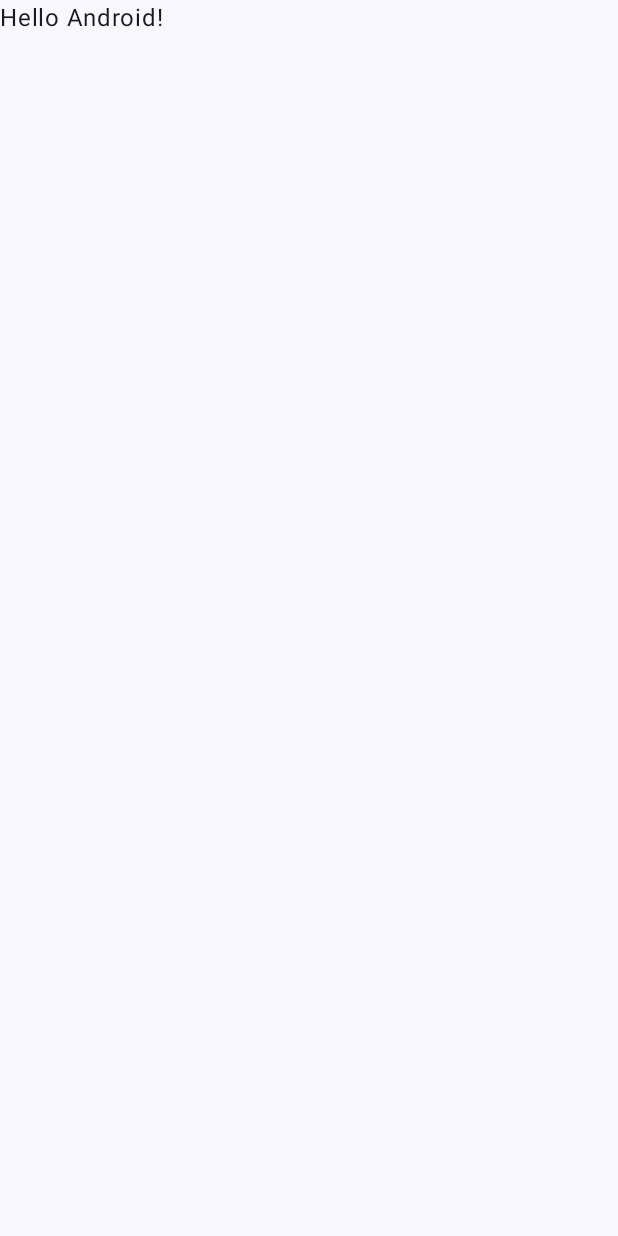
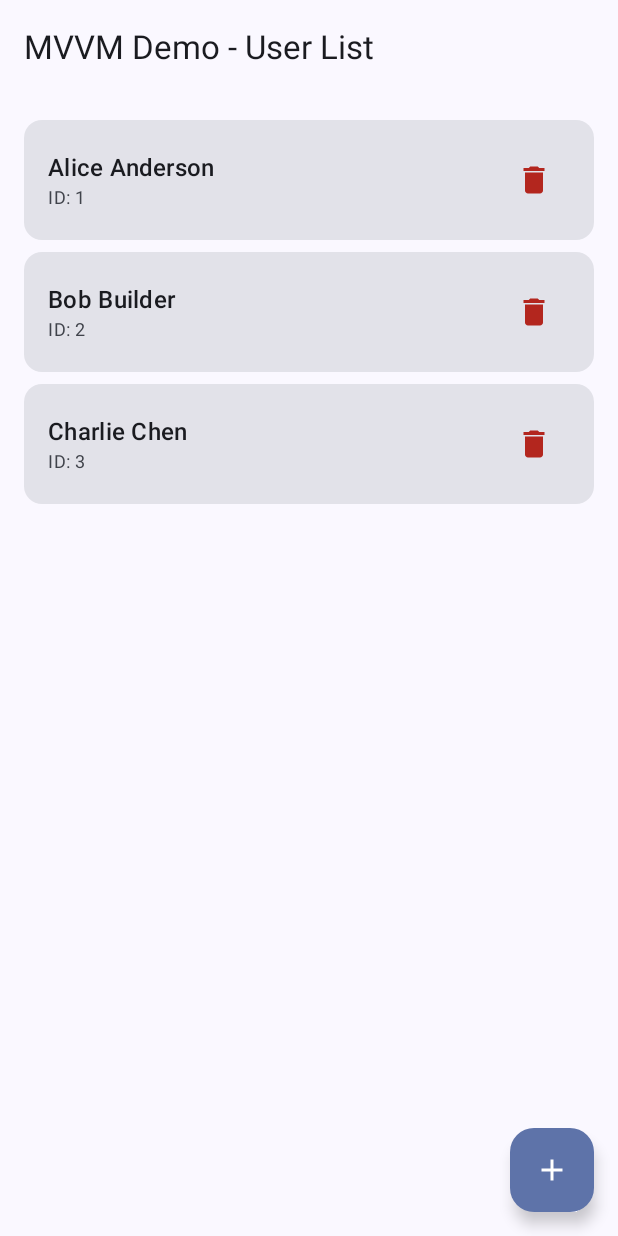
Before and after one commit to nicktodd/tdd-mobile, an Android app built with Jetpack Compose: the screen it shows after launch (MainActivity), on a phone screen of 412 x 824 dp. Before the commit the screen is almost empty. Run offline under Robolectric (Android 15) with nearby library versions, the phone set to English and light mode, and no system bars.

Commit message:
Added an android MVVM code example with tests

```diff
--- a/android/demos/mvvm-demo/app/src/main/java/com/example/mvvmexample/MainActivity.kt
+++ b/android/demos/mvvm-demo/app/src/main/java/com/example/mvvmexample/MainActivity.kt
@@ -4,44 +4,96 @@ import android.os.Bundle
 import androidx.activity.ComponentActivity
 import androidx.activity.compose.setContent
 import androidx.activity.enableEdgeToEdge
-import androidx.compose.foundation.layout.fillMaxSize
-import androidx.compose.foundation.layout.padding
-import androidx.compose.material3.Scaffold
-import androidx.compose.material3.Text
-import androidx.compose.runtime.Composable
-import androidx.compose.ui.Modifier
-import androidx.compose.ui.tooling.preview.Preview
+import androidx.lifecycle.viewmodel.compose.viewModel
+import com.example.mvvmexample.data.InMemoryUserRepository
+import com.example.mvvmexample.data.User
+import com.example.mvvmexample.ui.UserListScreen
+import com.example.mvvmexample.ui.UserViewModel
 import com.example.mvvmexample.ui.theme.MVVMExampleTheme
 
+/**
+ * MainActivity - Application Entry Point
+ *
+ * DEPENDENCY INJECTION IN MVVM:
+ * =============================
+ * In a real app, you'd use a DI framework like Hilt or Koin.
+ * For this demo, we manually inject dependencies to keep it simple and educational.
+ *
+ * The flow:
+ * 1. Create Repository instance (data layer)
+ * 2. Pass repository to ViewModel (business layer)
+ * 3. Pass ViewModel to View (UI layer)
+ *
+ * Why This Matters:
+ * - Each layer only knows about the layer below it
+ * - Dependencies flow in one direction: UI → ViewModel → Repository
+ * - Easy to swap implementations (e.g., replace InMemoryRepository with DatabaseRepository)
+ * - Testable: In tests, we inject mocks instead of real implementations
+ */
 class MainActivity : ComponentActivity() {
     override fun onCreate(savedInstanceState: Bundle?) {
         super.onCreate(savedInstanceState)
         enableEdgeToEdge()
+
+        /**
+         * Repository Creation
+         * In production, this would come from your DI container (Hilt, Koin)
+         * Here we seed it with sample data for demonstration
+         */
+        val repository = InMemoryUserRepository(
+            initialUsers = listOf(
+                User(1L, "Alice Anderson"),
+                User(2L, "Bob Builder"),
+                User(3L, "Charlie Chen")
+            )
+        )
+
         setContent {
             MVVMExampleTheme {
-                Scaffold(modifier = Modifier.fillMaxSize()) { innerPadding ->
-                    Greeting(
-                        name = "Android",
-                        modifier = Modifier.padding(innerPadding)
-                    )
-                }
+                /**
+                 * ViewModel Creation with Factory
+                 *
+                 * Since ViewModel needs constructor parameters (repository),
+                 * we provide a factory to create it.
+                 *
+                 * In production with Hilt:
+                 * @HiltViewModel would handle this automatically
+                 * val viewModel: UserViewModel = hiltViewModel()
+                 */
+                val viewModel: UserViewModel = viewModel(
+                    factory = UserViewModelFactory(repository)
+                )
+
+                /**
+                 * View Layer
+                 * The Composable receives the ViewModel and observes its state
+                 * No direct repository access - respects MVVM architecture
+                 */
+                UserListScreen(viewModel = viewModel)
             }
         }
     }
 }
 
-@Composable
-fun Greeting(name: String, modifier: Modifier = Modifier) {
-    Text(
-        text = "Hello $name!",
-        modifier = modifier
-    )
-}
-
-@Preview(showBackground = true)
-@Composable
-fun GreetingPreview() {
-    MVVMExampleTheme {
-        Greeting("Android")
+/**
+ * ViewModel Factory
+ *
+ * ViewModels with constructor parameters need a factory to be created.
+ * This factory knows how to instantiate our ViewModel with its dependencies.
+ *
+ * Why needed:
+ * - Android's ViewModelProvider doesn't know about our custom constructor
+ * - Factory pattern allows us to inject dependencies
+ * - In production, Hilt/Koin would generate this for you
+ */
+class UserViewModelFactory(
+    private val repository: com.example.mvvmexample.data.UserRepository
+) : androidx.lifecycle.ViewModelProvider.Factory {
+    @Suppress("UNCHECKED_CAST")
+    override fun <T : androidx.lifecycle.ViewModel> create(modelClass: Class<T>): T {
+        if (modelClass.isAssignableFrom(UserViewModel::class.java)) {
+            return UserViewModel(repository) as T
+        }
+        throw IllegalArgumentException("Unknown ViewModel class")
     }
 }
--- /dev/null
+++ b/android/demos/mvvm-demo/app/src/main/java/com/example/mvvmexample/data/InMemoryUserRepository.kt
@@ -0,0 +1,36 @@
+package com.example.mvvmexample.data
+
+import kotlinx.coroutines.sync.Mutex
+import kotlinx.coroutines.sync.withLock
+
+/**
+ * In-Memory Repository Implementation
+ *
+ * This is a concrete implementation of UserRepository that stores data in memory.
+ *
+ * Design Notes:
+ * - Uses a Mutex for thread-safe access to the mutable list (coroutine-safe)
+ * - Can be initialized with seed data for demos or testing
+ * - Returns defensive copies (toList()) to prevent external mutation
+ *
+ * In Production:
+ * - This could be replaced with a RoomRepository (database) or NetworkRepository (API)
+ * - The ViewModel wouldn't need to change at all - that's the power of the interface!
+ *
+ * For Testing:
+ * - We DON'T use this in ViewModel unit tests (we use mocks instead)
+ * - This keeps tests focused on ViewModel behavior, not repository implementation
+ */
+class InMemoryUserRepository(initialUsers: List<User> = emptyList()) : UserRepository {
+    private val mutex = Mutex()
+    private val users = initialUsers.toMutableList()
+
+    override suspend fun getUsers(): List<User> = mutex.withLock {
+        // Return a defensive copy to prevent external modification
+        users.toList()
+    }
+
+    override suspend fun addUser(user: User): Unit = mutex.withLock {
+        users.add(user)
+    }
+}
--- /dev/null
+++ b/android/demos/mvvm-demo/app/src/main/java/com/example/mvvmexample/data/User.kt
@@ -0,0 +1,18 @@
+package com.example.mvvmexample.data
+
+/**
+ * Domain Model: User
+ *
+ * In MVVM, domain models are simple data classes that represent the core business entities.
+ * They are:
+ * - Immutable (using 'data class' and 'val')
+ * - Free from Android dependencies
+ * - Easy to test because they have no behavior, just data
+ *
+ * This makes them perfect for unit testing - we can create instances easily in tests
+ * without any mocking or setup.
+ */
+data class User(
+    val id: Long,
+    val name: String
+)
--- /dev/null
+++ b/android/demos/mvvm-demo/app/src/main/java/com/example/mvvmexample/data/UserRepository.kt
@@ -0,0 +1,28 @@
+package com.example.mvvmexample.data
+
+/**
+ * Repository Interface
+ *
+ * In MVVM, the Repository pattern abstracts the data source from the ViewModel.
+ * This interface defines the contract for data operations without specifying implementation.
+ *
+ * Benefits for testing:
+ * 1. DEPENDENCY INVERSION: The ViewModel depends on an abstraction (interface), not a concrete class
+ * 2. MOCKABILITY: In unit tests, we can mock this interface using MockK
+ * 3. FLEXIBILITY: We can swap implementations (in-memory, database, network) without changing ViewModel
+ * 4. TESTABILITY: Tests can verify the ViewModel calls the right repository methods with correct parameters
+ *
+ * All methods are suspend functions to work with Kotlin coroutines for async operations.
+ */
+interface UserRepository {
+    /**
+     * Retrieves all users from the data source.
+     * Suspend function allows this to be called from coroutines without blocking.
+     */
+    suspend fun getUsers(): List<User>
+
+    /**
+     * Adds a new user to the data source.
+     */
+    suspend fun addUser(user: User)
+}
--- /dev/null
+++ b/android/demos/mvvm-demo/app/src/main/java/com/example/mvvmexample/ui/UserListScreen.kt
@@ -0,0 +1,256 @@
+package com.example.mvvmexample.ui
+
+import androidx.compose.foundation.layout.*
+import androidx.compose.foundation.lazy.LazyColumn
+import androidx.compose.foundation.lazy.items
+import androidx.compose.material.icons.Icons
+import androidx.compose.material.icons.filled.Add
+import androidx.compose.material.icons.filled.Delete
+import androidx.compose.material3.*
+import androidx.compose.runtime.*
+import androidx.compose.ui.Alignment
+import androidx.compose.ui.Modifier
+import androidx.compose.ui.unit.dp
+import androidx.lifecycle.compose.collectAsStateWithLifecycle
+import com.example.mvvmexample.data.User
+
+/**
+ * UserListScreen - The "View" in MVVM
+ *
+ * VIEW RESPONSIBILITIES IN MVVM:
+ * ==============================
+ * 1. DISPLAY DATA: Show what the ViewModel exposes
+ * 2. CAPTURE INPUT: Collect user interactions
+ * 3. DELEGATE TO VIEWMODEL: Pass actions to ViewModel, don't handle logic
+ * 4. OBSERVE STATE: React to ViewModel state changes
+ *
+ * What the View SHOULD NOT do:
+ * - Business logic (that's ViewModel's job)
+ * - Data operations (that's Repository's job)
+ * - Direct repository access (violates MVVM)
+ *
+ * Why This Separation Matters:
+ * - UI can change without affecting business logic
+ * - Business logic can be unit tested without UI
+ * - Multiple UIs (phone, tablet, watch) can share same ViewModel
+ * - UI tests focus on rendering, unit tests focus on logic
+ */
+@OptIn(ExperimentalMaterial3Api::class)
+@Composable
+fun UserListScreen(
+    viewModel: UserViewModel,
+    modifier: Modifier = Modifier
+) {
+    /**
+     * State Observation
+     *
+     * collectAsStateWithLifecycle:
+     * - Collects StateFlow in a lifecycle-aware way
+     * - Automatically starts/stops collection based on lifecycle
+     * - Prevents memory leaks when UI is not visible
+     * - Re-renders UI when state changes
+     *
+     * This is the reactive connection: ViewModel changes state → UI updates automatically
+     */
+    val users by viewModel.users.collectAsStateWithLifecycle()
+
+    // Local UI state for the text field (not business state, so not in ViewModel)
+    var newUserName by remember { mutableStateOf("") }
+    var showDialog by remember { mutableStateOf(false) }
+
+    Scaffold(
+        topBar = {
+            TopAppBar(
+                title = { Text("MVVM Demo - User List") }
+            )
+        },
+        floatingActionButton = {
+            /**
+             * User Interaction → ViewModel Action
+             * Button click triggers dialog, not immediate ViewModel call
+             * Keeps UI in control of UX flow
+             */
+            FloatingActionButton(
+                onClick = { showDialog = true }
+            ) {
+                Icon(Icons.Default.Add, contentDescription = "Add User")
+            }
+        }
+    ) { padding ->
+        Column(
+            modifier = modifier
+                .fillMaxSize()
+                .padding(padding)
+        ) {
+            if (users.isEmpty()) {
+                /**
+                 * Empty State
+                 * View handles presentation of empty state
+                 * ViewModel just provides empty list
+                 */
+                EmptyState()
+            } else {
+                /**
+                 * List Display
+                 * Pure presentation - ViewModel provides data, View renders it
+                 */
+                LazyColumn(
+                    modifier = Modifier.fillMaxSize(),
+                    contentPadding = PaddingValues(16.dp),
+                    verticalArrangement = Arrangement.spacedBy(8.dp)
+                ) {
+                    items(
+                        items = users,
+                        key = { user -> user.id } // Optimization: helps Compose track items
+                    ) { user ->
+                        UserItem(
+                            user = user,
+                            onDelete = {
+                                /**
+                                 * CRITICAL MVVM PRINCIPLE:
+                                 * View delegates to ViewModel, doesn't modify data directly
+                                 * View: "User wants to delete this"
+                                 * ViewModel: "I'll handle the business logic"
+                                 */
+                                viewModel.deleteUser(user.id)
+                            }
+                        )
+                    }
+                }
+            }
+        }
+    }
+
+    /**
+     * Add User Dialog
+     * Local UI state (dialog visibility, text field) stays in View
+     * Business operation (adding user) goes through ViewModel
+     */
+    if (showDialog) {
+        AlertDialog(
+            onDismissRequest = { showDialog = false },
+            title = { Text("Add New User") },
+            text = {
+                TextField(
+                    value = newUserName,
+                    onValueChange = { newUserName = it },
+                    label = { Text("Name") },
+                    singleLine = true
+                )
+            },
+            confirmButton = {
+                TextButton(
+                    onClick = {
+                        if (newUserName.isNotBlank()) {
+                            /**
+                             * View → ViewModel Communication
+                             * View validates UI concerns (not blank)
+                             * ViewModel handles business logic (ID generation, repository)
+                             */
+                            viewModel.addUser(newUserName)
+                            newUserName = ""
+                            showDialog = false
+                        }
+                    }
+                ) {
+                    Text("Add")
+                }
+            },
+            dismissButton = {
+                TextButton(onClick = { showDialog = false }) {
+                    Text("Cancel")
+                }
+            }
+        )
+    }
+}
+
+/**
+ * User Item Component
+ * Reusable UI component - pure presentation
+ * No business logic, just rendering and event callbacks
+ */
+@Composable
+fun UserItem(
+    user: User,
+    onDelete: () -> Unit,
+    modifier: Modifier = Modifier
+) {
+    Card(
+        modifier = modifier.fillMaxWidth()
+    ) {
+        Row(
+            modifier = Modifier
+                .fillMaxWidth()
+                .padding(16.dp),
+            horizontalArrangement = Arrangement.SpaceBetween,
+            verticalAlignment = Alignment.CenterVertically
+        ) {
+            Column {
+                Text(
+                    text = user.name,
+                    style = MaterialTheme.typography.titleMedium
+                )
+                Text(
+                    text = "ID: ${user.id}",
+                    style = MaterialTheme.typography.bodySmall,
+                    color = MaterialTheme.colorScheme.onSurfaceVariant
+                )
+            }
+            IconButton(onClick = onDelete) {
+                Icon(
+                    Icons.Default.Delete,
+                    contentDescription = "Delete ${user.name}",
+                    tint = MaterialTheme.colorScheme.error
+                )
+            }
+        }
+    }
+}
+
+@Composable
+fun EmptyState(modifier: Modifier = Modifier) {
+    Box(
+        modifier = modifier.fillMaxSize(),
+        contentAlignment = Alignment.Center
+    ) {
+        Column(
+            horizontalAlignment = Alignment.CenterHorizontally,
+            verticalArrangement = Arrangement.spacedBy(8.dp)
+        ) {
+            Text(
+                text = "No users yet",
+                style = MaterialTheme.typography.titleLarge
+            )
+            Text(
+                text = "Tap + to add your first user",
+                style = MaterialTheme.typography.bodyMedium,
+                color = MaterialTheme.colorScheme.onSurfaceVariant
+            )
+        }
+    }
+}
+
+/**
+ * MVVM IN COMPOSE: Key Takeaways
+ * ===============================
+ *
+ * Data Flow:
+ * User Input → View → ViewModel → Repository → ViewModel → View (update)
+ *
+ * Separation of Concerns:
+ * - View: Handles layout, styling, user interaction, lifecycle
+ * - ViewModel: Handles business logic, state management, data coordination
+ * - Repository: Handles data operations
+ *
+ * Testing Strategy:
+ * - Unit Tests: Test ViewModel logic with mocked repository
+ * - UI Tests: Test Composable rendering and user interactions
+ * - Integration Tests: Test full flow with real repository
+ *
+ * Benefits:
+ * - View is dumb and simple (easy UI tests)
+ * - ViewModel is pure logic (easy unit tests)
+ * - Repository is swappable (easy to change data source)
+ * - Everything is testable in isolation
+ */
--- /dev/null
+++ b/android/demos/mvvm-demo/app/src/main/java/com/example/mvvmexample/ui/UserViewModel.kt
@@ -0,0 +1,135 @@
+package com.example.mvvmexample.ui
+
+import androidx.lifecycle.ViewModel
+import androidx.lifecycle.viewModelScope
+import com.example.mvvmexample.data.User
+import com.example.mvvmexample.data.UserRepository
+import kotlinx.coroutines.flow.MutableStateFlow
+import kotlinx.coroutines.flow.StateFlow
+import kotlinx.coroutines.flow.asStateFlow
+import kotlinx.coroutines.launch
+
+/**
+ * UserViewModel - The "ViewModel" in MVVM
+ *
+ * MVVM Pattern Responsibilities:
+ * =================================
+ * MODEL: Data layer (User, UserRepository) - handles data operations
+ * VIEW: UI layer (Composables) - displays data and captures user input
+ * VIEWMODEL: This class - mediates between Model and View
+ *
+ * ViewModel's Job:
+ * ----------------
+ * 1. HOLD UI STATE: Exposes StateFlow that the UI observes
+ * 2. HANDLE BUSINESS LOGIC: Validates input, generates IDs, coordinates operations
+ * 3. ORCHESTRATE DATA OPERATIONS: Calls repository methods, updates UI state
+ * 4. MANAGE LIFECYCLE: Uses viewModelScope so coroutines are cancelled when VM is cleared
+ *
+ * Why ViewModel is Testable:
+ * --------------------------
+ * - No Android dependencies (extends ViewModel but doesn't use Context, Resources, etc.)
+ * - Dependencies injected via constructor (repository) - easy to mock
+ * - Pure business logic - deterministic and predictable
+ * - Coroutines can be tested with TestDispatchers
+ * - State exposed via StateFlow - easy to observe and assert in tests
+ *
+ * Testing Strategy:
+ * -----------------
+ * Unit tests should verify:
+ * 1. Initial state is loaded from repository
+ * 2. User actions (addUser) call repository correctly
+ * 3. UI state is updated after repository operations
+ * 4. Business logic (ID generation) works correctly
+ *
+ * We DON'T test:
+ * - Repository implementation (that's repository's job)
+ * - UI rendering (that's Compose UI tests)
+ * - Android framework behavior
+ */
+class UserViewModel(
+    private val repository: UserRepository
+) : ViewModel() {
+
+    /**
+     * UI State Management
+     *
+     * Private mutable state + public immutable state = safe state management
+     * - _users: Internal mutable state that only ViewModel can modify
+     * - users: Public read-only state that UI observes
+     *
+     * StateFlow vs LiveData:
+     * - StateFlow is Kotlin-first and works with coroutines
+     * - Always has a value (unlike LiveData which can be null)
+     * - Better for Compose (which is also declarative and reactive)
+     */
+    private val _users = MutableStateFlow<List<User>>(emptyList())
+    val users: StateFlow<List<User>> = _users.asStateFlow()
+
+    init {
+        /**
+         * Load initial data when ViewModel is created
+         *
+         * viewModelScope: Automatically cancelled when ViewModel is cleared
+         * This prevents memory leaks and ensures coroutines don't run after VM is destroyed
+         */
+        loadUsers()
+    }
+
+    /**
+     * Loads users from repository and updates UI state
+     *
+     * Testing Note: This is called from init, so tests need to account for this
+     * initial load when the ViewModel is instantiated.
+     */
+    private fun loadUsers() {
+        viewModelScope.launch {
+            _users.value = repository.getUsers()
+        }
+    }
+
+    /**
+     * Adds a new user
+     *
+     * Business Logic:
+     * - Generates a unique ID (max existing ID + 1, or 1 if no users)
+     * - Creates User object
+     * - Saves to repository
+     * - Refreshes UI state
+     *
+     * Why this belongs in ViewModel:
+     * - ID generation is business logic, not UI concern
+     * - UI just provides the name, ViewModel handles the rest
+     * - Makes the UI simple and the logic testable
+     *
+     * Testing: Mock the repository, verify it's called with correct User object
+     */
+    fun addUser(name: String) {
+        viewModelScope.launch {
+            // Business Logic: Generate next ID
+            val newId = (_users.value.maxOfOrNull { it.id } ?: 0L) + 1L
+            val newUser = User(id = newId, name = name)
+
+            // Data Operation: Save to repository
+            repository.addUser(newUser)
+
+            // State Update: Refresh from repository to ensure consistency
+            _users.value = repository.getUsers()
+        }
+    }
+
+    /**
+     * Deletes a user by ID
+     *
+     * Note: This requires adding a delete method to UserRepository interface
+     * Demonstrates how ViewModel coordinates multiple operations:
+     * 1. Call repository
+     * 2. Update state
+     */
+    fun deleteUser(userId: Long) {
+        viewModelScope.launch {
+            // For this demo, we'll filter it out locally
+            // In production, you'd call: repository.deleteUser(userId)
+            _users.value = _users.value.filter { it.id != userId }
+        }
+    }
+}
```
Also changed, not shown: android/demos/mvvm-demo/app/build.gradle.kts (+16 -0 lines), android/demos/mvvm-demo/gradle/libs.versions.toml (+10 -0 lines), 4 other files.
